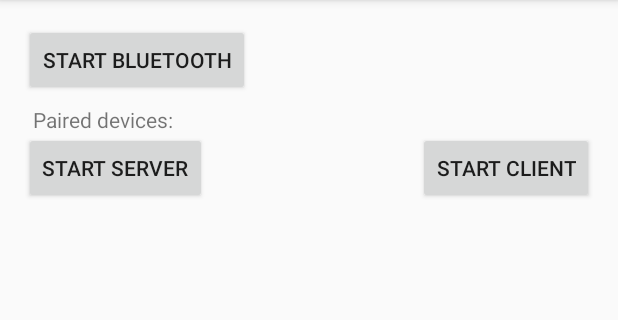
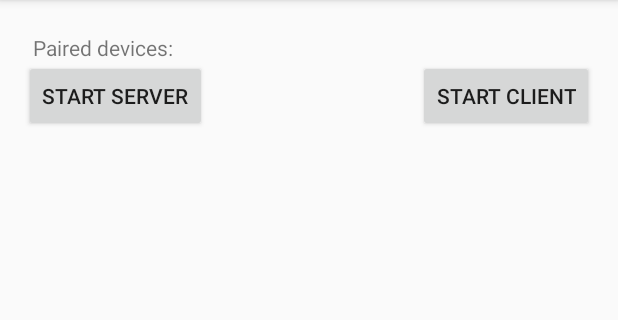
Before and after one commit to iftekhar-ahmed/Bluetooth-Music-Player, an Android app: the layout fragment_bluetooth.xml on its own in the app's theme, with its tools: preview values and no code run, on a phone screen of 412 x 824 dp, the part 84-404 px from its top. Run offline under Robolectric (Android 15) with nearby library versions, the phone set to English and light mode, and no system bars.

Commit message:
Drop 'Start Bluetooth' button from fragment_bluetooth.xml.
App exits immediately when bluetooth not enabled.

```diff
--- a/app/src/main/java/com/apptitive/btmusicplayer/connection/ClientThread.java
+++ b/app/src/main/java/com/apptitive/btmusicplayer/connection/ClientThread.java
@@ -4,7 +4,6 @@ import android.bluetooth.BluetoothAdapter;
 import android.bluetooth.BluetoothDevice;
 import android.bluetooth.BluetoothSocket;
 import android.content.Context;
-import android.os.Build;
 import android.os.Handler;
 import android.util.Log;
 import android.widget.Toast;
--- a/app/src/main/res/layout/fragment_bluetooth.xml
+++ b/app/src/main/res/layout/fragment_bluetooth.xml
@@ -8,23 +8,15 @@
     android:paddingBottom="@dimen/activity_vertical_margin"
     tools:context="com.apptitive.btmusicplayer.BluetoothActivity$BluetoothFragment">
 
-    <Button
-        android:id="@+id/btn_start_bluetooth"
-        android:layout_width="wrap_content"
-        android:layout_height="wrap_content"
-        android:text="@string/start_bluetooth" />
-
     <TextView
         android:id="@+id/textView_paired_devices"
         android:layout_width="wrap_content"
         android:layout_height="wrap_content"
         android:padding="6dp"
-        android:layout_below="@id/btn_start_bluetooth"
         android:text="@string/label_paired_devices" />
 
     <Spinner
         android:id="@+id/spinner_paired_devices"
-        android:layout_below="@id/btn_start_bluetooth"
         android:layout_toRightOf="@id/textView_paired_devices"
         android:visibility="invisible"
         android:layout_width="wrap_content"
```
Also changed, not shown: app/src/main/java/com/apptitive/btmusicplayer/BluetoothActivity.java (+11 -14 lines).
